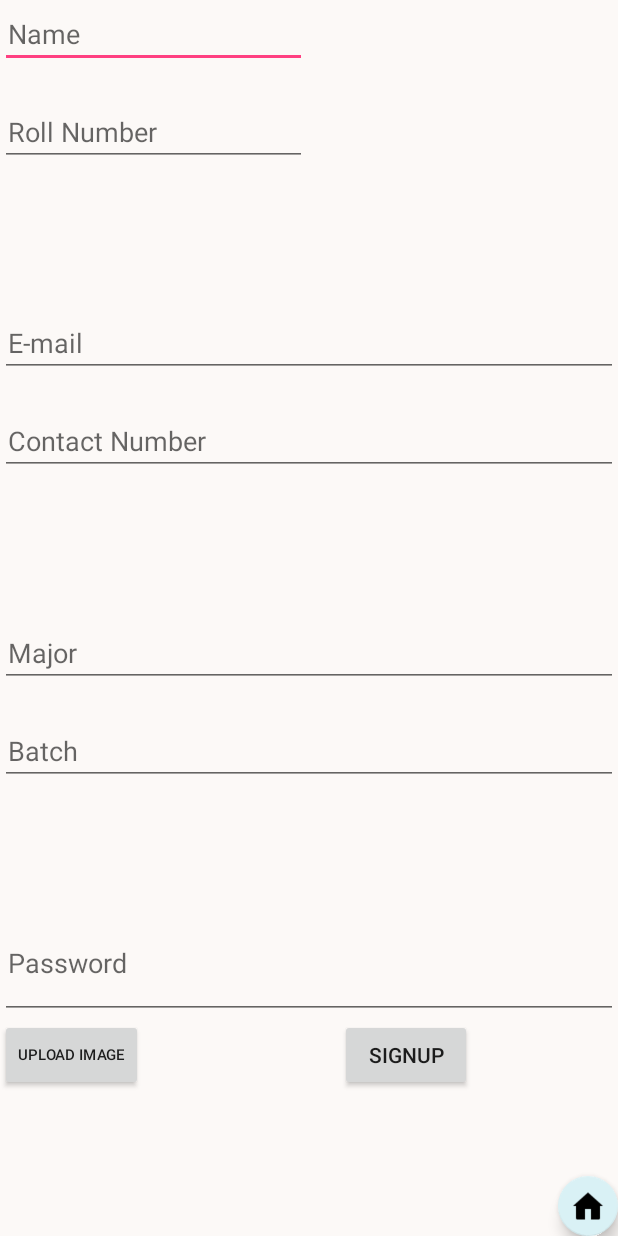
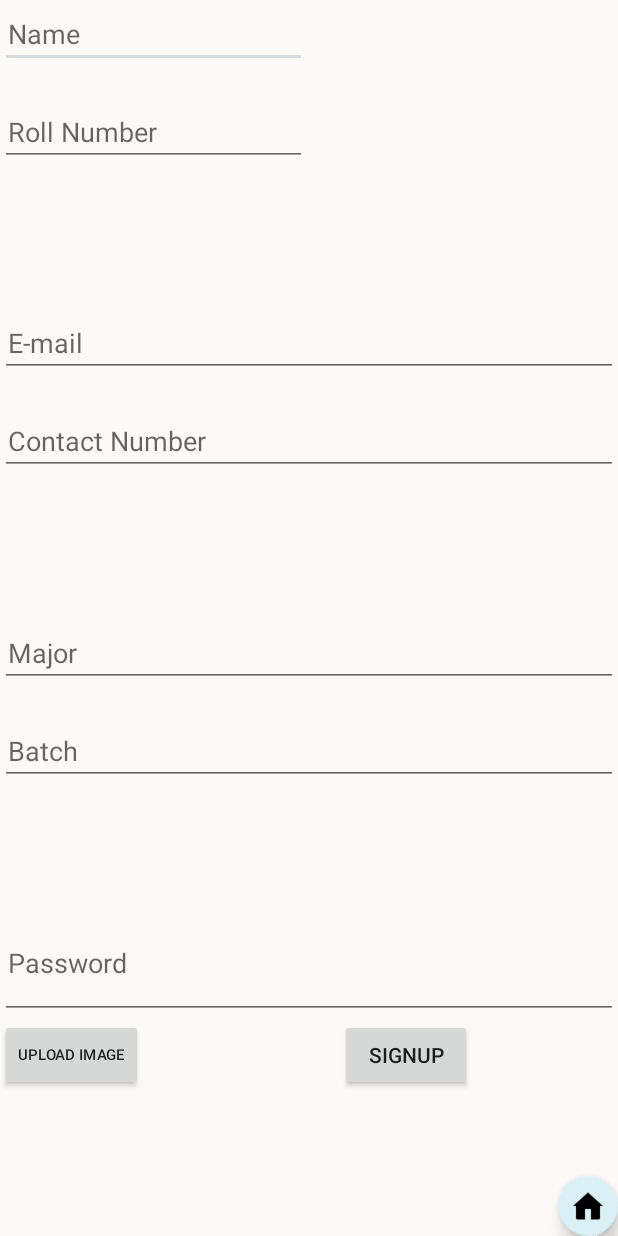
Before and after one commit to gupta-meghna64/Saathi, an Android app: the screen it shows after launch (Signup), after a tap on "Not registered? Sign up here.", on a phone screen of 412 x 824 dp. Run offline under Robolectric (Android 15) with nearby library versions, the phone set to English and light mode, and no system bars; our stand-ins replace Firebase (no records; nobody signed in at launch, a user with empty details on screens opened directly); libraries missing offline, so code that uses them is left out: com.firebase.client.

Commit message:
colors.xml updated

```diff
--- a/app/src/main/res/values/colors.xml
+++ b/app/src/main/res/values/colors.xml
@@ -1,8 +1,8 @@
 <?xml version="1.0" encoding="utf-8"?>
 <resources>
-    <color name="colorPrimary">#7E97A2</color>
-    <color name="colorPrimaryDark">#303F9F</color>
-    <color name="colorAccent">#FF4081</color>
+    <color name="colorPrimary">#828585</color>
+    <color name="colorPrimaryDark">#000000</color>
+    <color name="colorAccent">#D5DEDE</color>
     <color name="background">#fcf9f7</color>
     <color name="fab">#D9F1F5</color>
     <color name="pastel1">#D3F2F4</color>
@@ -20,5 +20,6 @@
     <color name="chinese3">#D6C9E2</color>
     <color name="chinese4">#CEE8F2</color>
     <color name="chinese5">#FAEADD</color>
+    <color name="fabColor">#D5DEDE</color>
 
 </resources>
```
